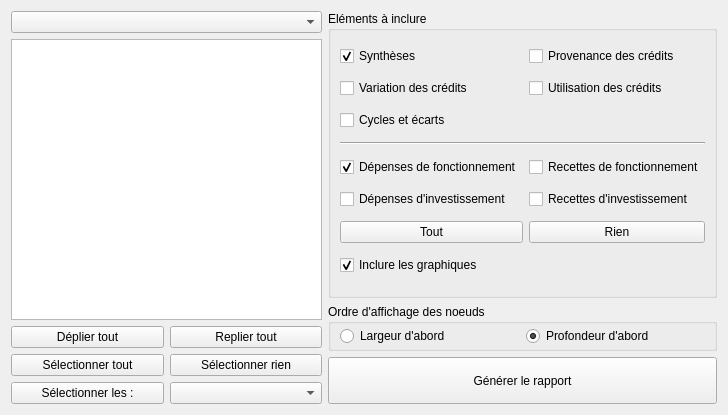
Above: formreportingreports.ui from GiPiLab/ProtonClassicSuite before the change. Below: the same form after it.
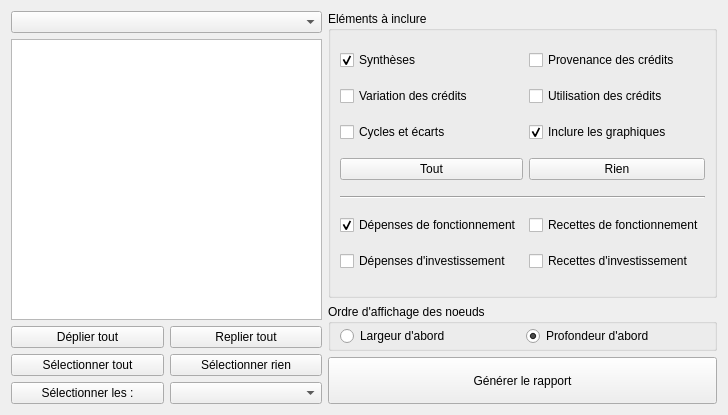
That is the form after the change. Icons and pictures are not drawn.

The edit to the form file:
```diff
--- a/formreportingreports.ui
+++ b/formreportingreports.ui
@@ -38,7 +38,7 @@
         </property>
        </widget>
       </item>
-      <item row="5" column="1">
+      <item row="6" column="1">
        <widget class="QCheckBox" name="checkBoxRI">
         <property name="text">
          <string>Recettes d'investissement</string>
@@ -62,30 +62,30 @@
         </property>
        </widget>
       </item>
-      <item row="4" column="0">
-       <widget class="QCheckBox" name="checkBoxDF">
-        <property name="text">
-         <string>Dépenses de fonctionnement</string>
-        </property>
-        <property name="checked">
-         <bool>true</bool>
-        </property>
-       </widget>
-      </item>
-      <item row="5" column="0">
-       <widget class="QCheckBox" name="checkBoxDI">
-        <property name="text">
-         <string>Dépenses d'investissement</string>
-        </property>
-       </widget>
-      </item>
-      <item row="4" column="1">
+      <item row="5" column="1">
        <widget class="QCheckBox" name="checkBoxRF">
         <property name="text">
          <string>Recettes de fonctionnement</string>
         </property>
        </widget>
       </item>
+      <item row="6" column="0">
+       <widget class="QCheckBox" name="checkBoxDI">
+        <property name="text">
+         <string>Dépenses d'investissement</string>
+        </property>
+       </widget>
+      </item>
+      <item row="5" column="0">
+       <widget class="QCheckBox" name="checkBoxDF">
+        <property name="text">
+         <string>Dépenses de fonctionnement</string>
+        </property>
+        <property name="checked">
+         <bool>true</bool>
+        </property>
+       </widget>
+      </item>
       <item row="0" column="1">
        <widget class="QCheckBox" name="checkBoxA">
         <property name="text">
@@ -93,28 +93,28 @@
         </property>
        </widget>
       </item>
-      <item row="7" column="0">
-       <widget class="QPushButton" name="pushButtonSelectAll">
-        <property name="text">
-         <string>Tout</string>
-        </property>
-       </widget>
-      </item>
-      <item row="3" column="0" colspan="2">
+      <item row="4" column="0" colspan="2">
        <widget class="Line" name="line">
         <property name="orientation">
          <enum>Qt::Horizontal</enum>
         </property>
        </widget>
       </item>
-      <item row="7" column="1">
+      <item row="3" column="0">
+       <widget class="QPushButton" name="pushButtonSelectAll">
+        <property name="text">
+         <string>Tout</string>
+        </property>
+       </widget>
+      </item>
+      <item row="3" column="1">
        <widget class="QPushButton" name="pushButtonSelectNone">
         <property name="text">
          <string>Rien</string>
         </property>
        </widget>
       </item>
-      <item row="8" column="0">
+      <item row="2" column="1">
        <widget class="QCheckBox" name="checkBoxIncludeGraphics">
         <property name="text">
          <string>Inclure les graphiques</string>
```
Left out of the diff: 6 changed lines with no effect on the pictures.
